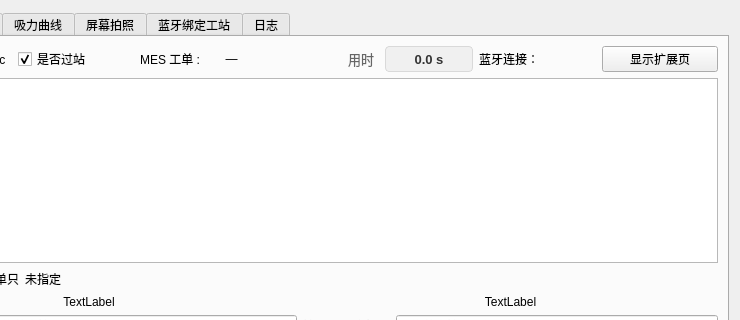
Before: the Qt Designer form work_station/freework/qfreework.ui in yuhuang163/test, drawn with Qt 5; both pictures show x 141 to 881 and y 0 to 320 of the 881 by 519 pixel window.
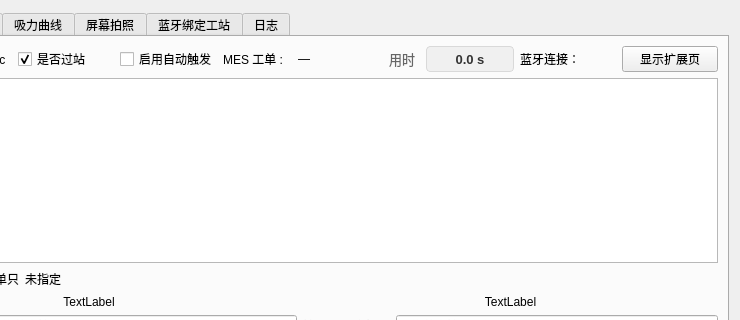
After: the same form once the commit is applied. The open tabs and pages were chosen to show the change.

The edit to the form file:
```diff
--- a/work_station/freework/qfreework.ui
+++ b/work_station/freework/qfreework.ui
@@ -61,6 +61,13 @@
               </property>
              </widget>
             </item>
+            <item>
+             <widget class="QCheckBox" name="autoStartCheckBox">
+              <property name="text">
+               <string>启用自动触发</string>
+              </property>
+             </widget>
+            </item>
             <item>
              <layout class="QHBoxLayout" name="horizontalLayout_19">
               <item>
```
